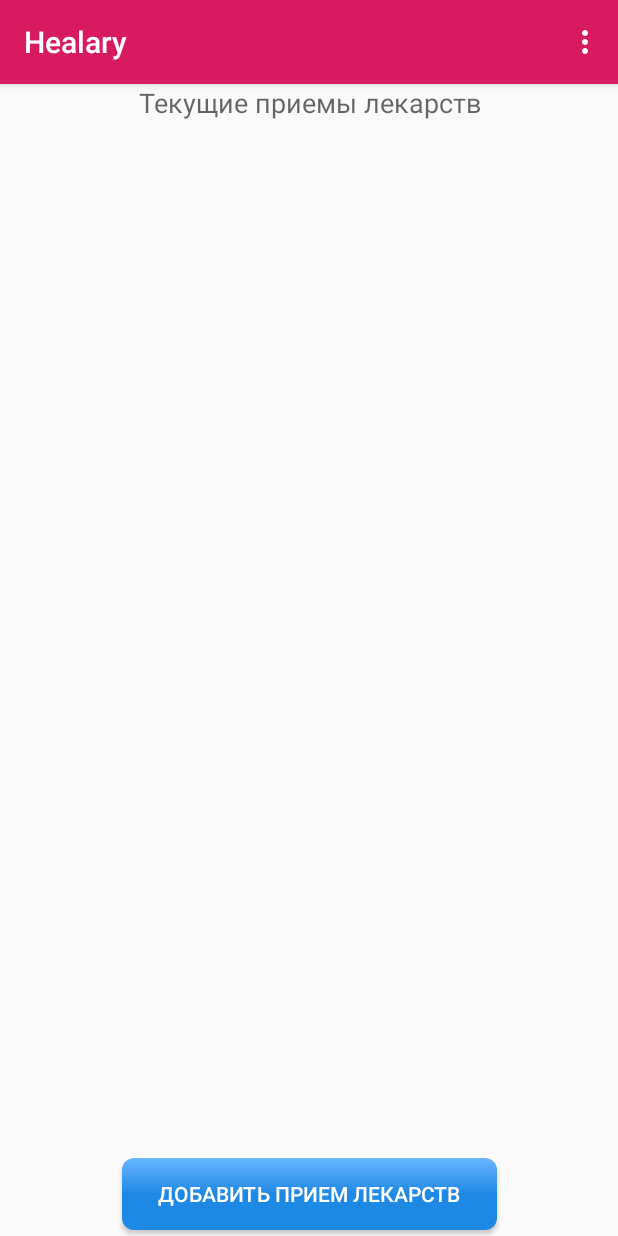
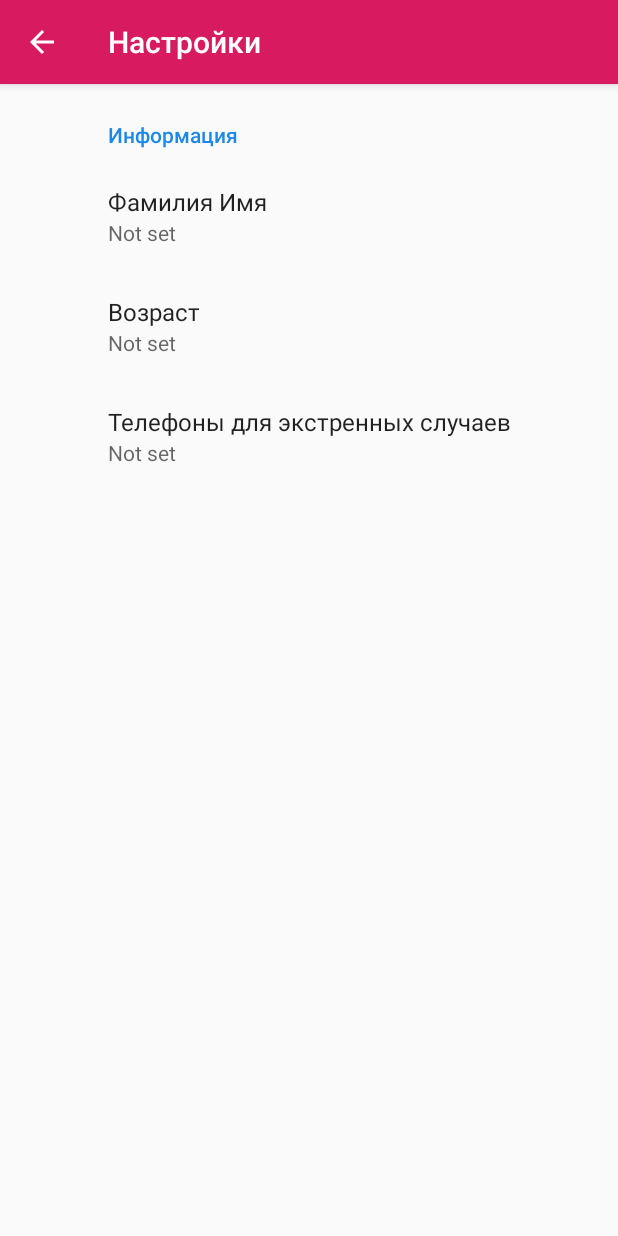
Before and after one commit to DmitySH/srs-android, an Android app: the screen it shows after launch (MainActivity before the commit, SettingsActivity after it), in the options menu, after a tap on "Настройки", on a phone screen of 412 x 824 dp. Run offline under Robolectric (Android 15) with nearby library versions, the phone set to English and light mode, and no system bars; our stand-ins replace ButterKnife, Room's generated code, androidx.preference.

Commit message:
settings added

```diff
--- a/Healary/app/build.gradle
+++ b/Healary/app/build.gradle
@@ -34,6 +34,7 @@ dependencies {
     implementation 'androidx.lifecycle:lifecycle-service:2.3.1'
     implementation 'androidx.room:room-runtime:2.3.0'
     implementation 'androidx.navigation:navigation-fragment:2.4.1'
+    implementation 'androidx.preference:preference:1.1.1'
     annotationProcessor 'com.jakewharton:butterknife-compiler:10.2.1'
     implementation 'androidx.appcompat:appcompat:1.4.1'
     implementation 'com.google.android.material:material:1.5.0'
--- a/Healary/app/src/main/java/bse202/sda/healary/activities/MainActivity.java
+++ b/Healary/app/src/main/java/bse202/sda/healary/activities/MainActivity.java
@@ -1,7 +1,6 @@
 package bse202.sda.healary.activities;
 
 import android.app.AlertDialog;
-import android.content.DialogInterface;
 import android.content.Intent;
 import android.content.pm.PackageManager;
 import android.os.Bundle;
@@ -26,7 +25,8 @@ public class MainActivity extends AppCompatActivity {
     @Override
     public boolean onOptionsItemSelected(@NonNull MenuItem item) {
         if (item.getItemId() == R.id.settings) {
-//            Intent intent = new Intent(MainActivity.this, SettingsActivity.class); startActivity(intent);
+            Intent intent = new Intent(MainActivity.this, SettingsActivity.class);
+            startActivity(intent);
         } else if (item.getItemId() == R.id.author) {
             AlertDialog.Builder dialog = new AlertDialog.Builder(MainActivity.this);
             try {
--- /dev/null
+++ b/Healary/app/src/main/java/bse202/sda/healary/activities/SettingsActivity.java
@@ -0,0 +1,42 @@
+package bse202.sda.healary.activities;
+
+import android.os.Bundle;
+
+import androidx.appcompat.app.ActionBar;
+import androidx.appcompat.app.AppCompatActivity;
+import androidx.preference.PreferenceFragmentCompat;
+
+import bse202.sda.healary.R;
+
+public class SettingsActivity extends AppCompatActivity {
+
+    @Override
+    protected void onCreate(Bundle savedInstanceState) {
+        super.onCreate(savedInstanceState);
+        setContentView(R.layout.settings_activity);
+        if (savedInstanceState == null) {
+            getSupportFragmentManager()
+                    .beginTransaction()
+                    .replace(R.id.settings, new SettingsFragment())
+                    .commit();
+        }
+        ActionBar actionBar = getSupportActionBar();
+        if (actionBar != null) {
+            actionBar.setDisplayHomeAsUpEnabled(true);
+        }
+
+
+    }
+
+    public boolean onSupportNavigateUp() {
+        finish();
+        return true;
+    }
+
+    public static class SettingsFragment extends PreferenceFragmentCompat {
+        @Override
+        public void onCreatePreferences(Bundle savedInstanceState, String rootKey) {
+            setPreferencesFromResource(R.xml.root_preferences, rootKey);
+        }
+    }
+}
--- /dev/null
+++ b/Healary/app/src/main/res/layout/settings_activity.xml
@@ -0,0 +1,9 @@
+<LinearLayout xmlns:android="http://schemas.android.com/apk/res/android"
+    android:layout_width="match_parent"
+    android:layout_height="match_parent">
+
+    <FrameLayout
+        android:id="@+id/settings"
+        android:layout_width="match_parent"
+        android:layout_height="match_parent" />
+</LinearLayout>
--- /dev/null
+++ b/Healary/app/src/main/res/xml/root_preferences.xml
@@ -0,0 +1,20 @@
+<PreferenceScreen xmlns:app="http://schemas.android.com/apk/res-auto">
+
+    <PreferenceCategory app:title="Информация">
+
+        <EditTextPreference
+            app:key="name"
+            app:title="Фамилия Имя"
+            app:useSimpleSummaryProvider="true" />
+        <EditTextPreference
+            app:key="age"
+            app:title="Возраст"
+            app:useSimpleSummaryProvider="true" />
+        <EditTextPreference
+            app:key="numbers"
+            app:title="Телефоны для экстренных случаев"
+            app:useSimpleSummaryProvider="true"
+            />
+    </PreferenceCategory>
+
+</PreferenceScreen>
```
Also changed, not shown: Healary/app/src/main/AndroidManifest.xml (+10 -13 lines), Healary/app/src/main/java/bse202/sda/healary/data/MedicineAlarm.java (+15 -7 lines), Healary/app/src/main/res/values/arrays.xml (added, +12 -0 lines), Healary/app/src/main/res/values/strings.xml (+16 -0 lines).
